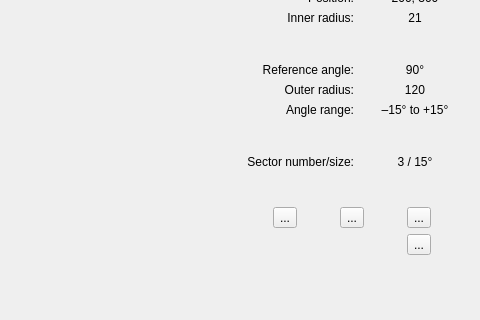
This is topino/ui/mainwindow.ui in XXY1227/topino as Qt 5 draws it before an edit; both pictures show x 464 to 944 and y 317 to 637 of the 944 by 739 pixel window. The edited form follows.
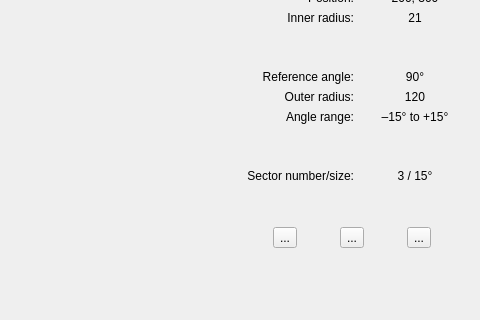
This is the edited form. Icons and pictures are not drawn.

Commit message: Inlet functions/features incl. properties dialog

```diff
--- a/topino/ui/mainwindow.ui
+++ b/topino/ui/mainwindow.ui
@@ -1216,29 +1216,6 @@
           </widget>
          </item>
          <item row="0" column="2">
-          <widget class="QToolButton" name="toolSnapInletToImage">
-           <property name="toolTip">
-            <string>Snap inlet to image feature</string>
-           </property>
-           <property name="statusTip">
-            <string>Adjusts the position and the inner radius of this inlet to an (processed) image feature</string>
-           </property>
-           <property name="text">
-            <string>...</string>
-           </property>
-           <property name="icon">
-            <iconset resource="../topino.qrc">
-             <normaloff>:/ui/toolicons/inlet_snaptoimage.png</normaloff>:/ui/toolicons/inlet_snaptoimage.png</iconset>
-           </property>
-           <property name="iconSize">
-            <size>
-             <width>64</width>
-             <height>32</height>
-            </size>
-           </property>
-          </widget>
-         </item>
-         <item row="1" column="2">
           <widget class="QToolButton" name="toolEditInletProps">
            <property name="toolTip">
             <string>Edit inlet properties</string>
```
Left out of the diff: 62 changed lines with no effect on the pictures. The commit also changes 8 other files.
